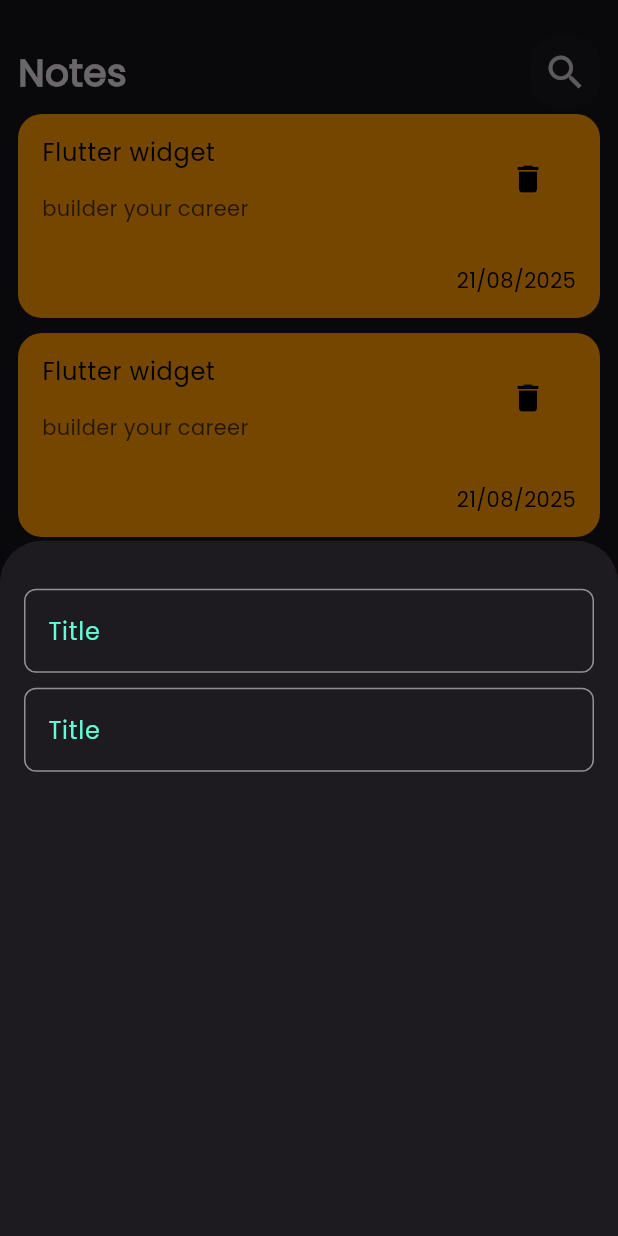
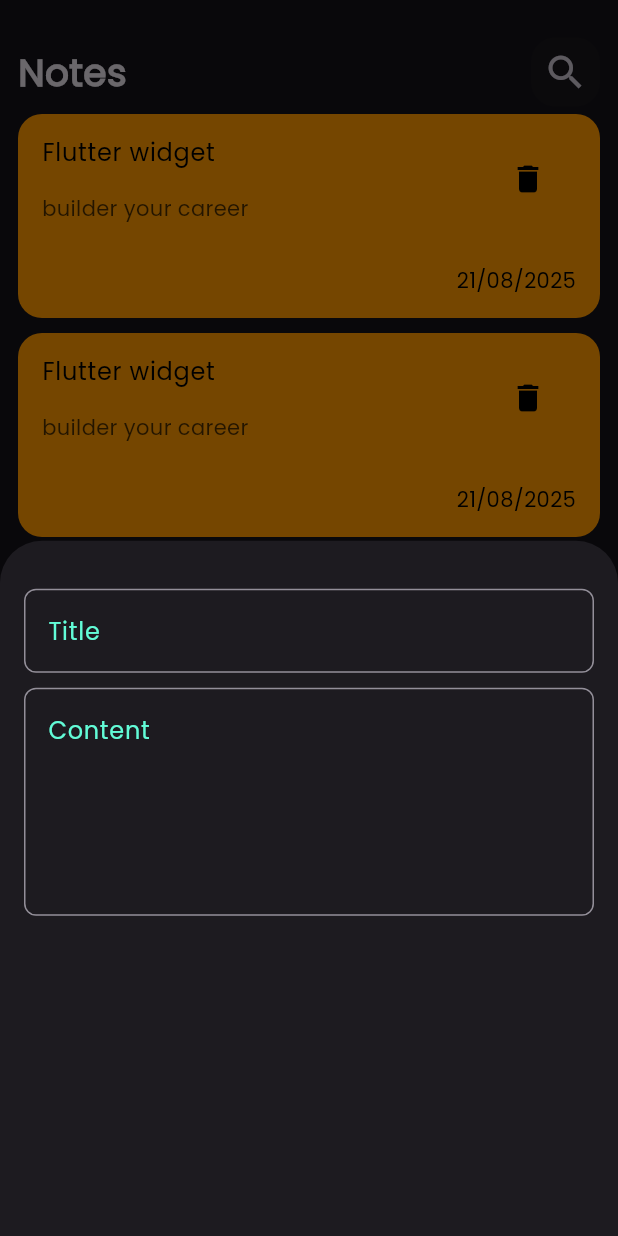
Before and after one commit to omar2071-code/NoteApp, a Flutter app: the screen it shows after launch, after a tap on the "add" icon, on a phone screen of 412 x 824 dp. Run offline on Flutter 3.47's test engine with Material 3 defaults, Android fonts, the phone set to English and light mode, and no system bars.

```diff
--- a/lib/widgets/add_note_bottom_sheet.dart
+++ b/lib/widgets/add_note_bottom_sheet.dart
@@ -11,9 +11,9 @@ class AddNoteBottomSheet extends StatelessWidget {
       child: Column(
         children: [
           SizedBox(height: 32),
-          CustomTextField(),
+          CustomTextField(hint: 'Title'),
           SizedBox(height: 10),
-          CustomTextField(),
+          CustomTextField(hint: 'Content', maxLine: 5),
           //
         ],
       ),
--- a/lib/widgets/custom_text_field.dart
+++ b/lib/widgets/custom_text_field.dart
@@ -2,13 +2,15 @@ import 'package:flutter/material.dart';
 import 'package:note_app/widgets/constaonts_file.dart';
 
 class CustomTextField extends StatelessWidget {
-  const CustomTextField({super.key});
-
+  const CustomTextField({super.key, required this.hint, this.maxLine = 1});
+  final String hint;
+  final int maxLine;
   @override
   Widget build(BuildContext context) {
     return TextField(
+      maxLines: maxLine,
       decoration: InputDecoration(
-        hintText: 'Title',
+        hintText: hint,
         hintStyle: TextStyle(color: kPrimaryColor),
         border: OutLineInputBorder(),
         focusedBorder: OutLineInputBorder(kPrimaryColor),
```
